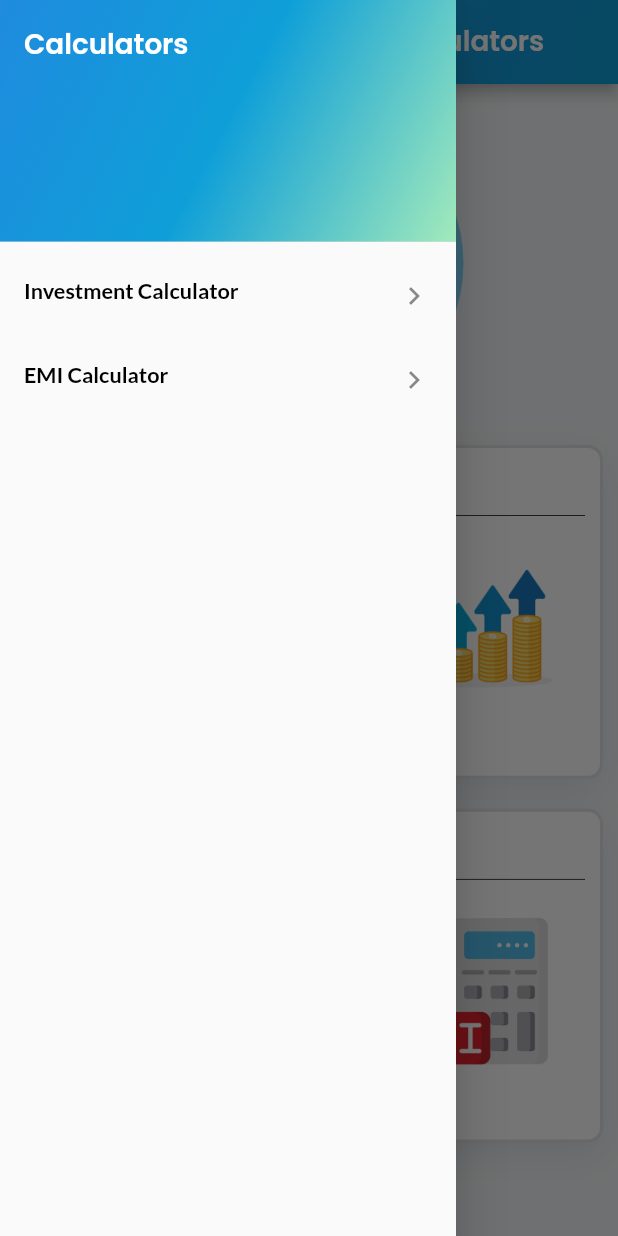
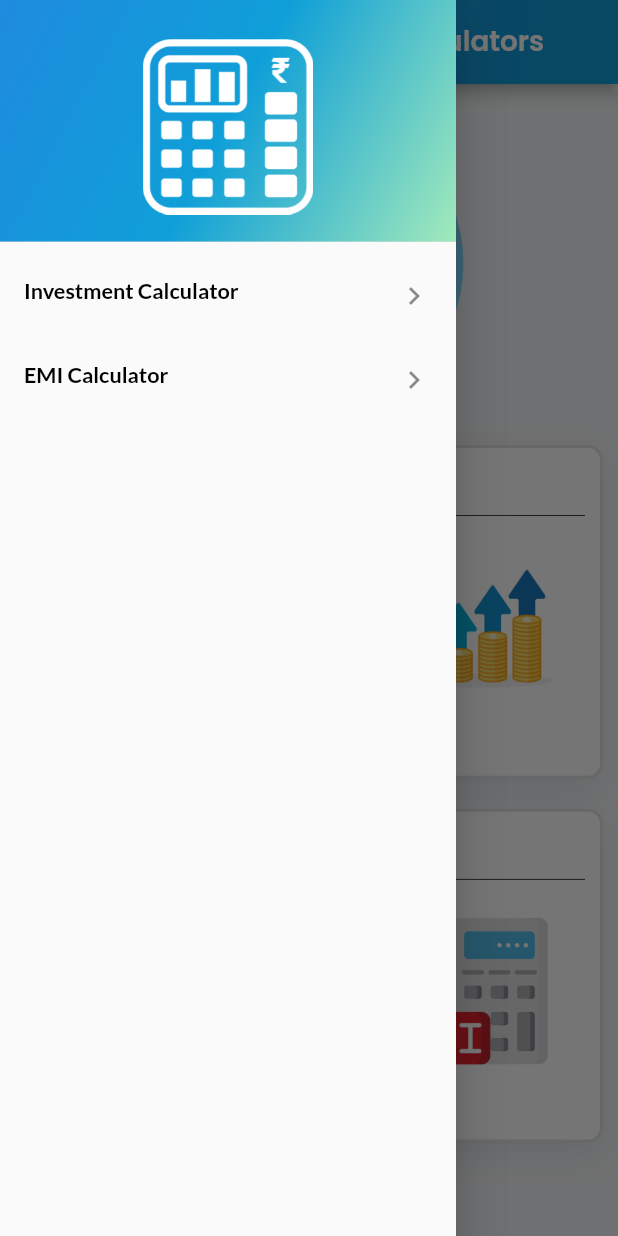
Before and after one commit to prenCodePad/FinCalculator, a Flutter app: the screen it shows after launch, with the side drawer open, on a phone screen of 412 x 824 dp. Run offline on Flutter 3.47's test engine with Material 2 defaults, Android fonts, the light colour scheme and no system bars; drawn by our look-alikes of carousel_slider; our stand-ins replace flutter_screenutil, get_it, google_fonts, jiffy, pie_chart, toggle_switch.

Commit message:
launch ready

```diff
--- a/lib/Screens/mainscreen.dart
+++ b/lib/Screens/mainscreen.dart
@@ -18,7 +18,12 @@ class MainScreen extends StatelessWidget {
           children: [
             DrawerHeader(
                 decoration: theme.drawerBarDecoration(),
-                child: Text("Calculators", style: theme.display24w600())),
+                child: Padding(
+                    padding: EdgeInsets.all(10),
+                    child: Center(
+                        child: Image(
+                      image: AssetImage('assets/images/Fin2.png'),
+                    )))),
             GestureDetector(
               onTap: () => Navigator.of(context)
                   .push(MaterialPageRoute(builder: (_) => InvestmentScreen())),
--- a/lib/Widgets/repaymentschedule.dart
+++ b/lib/Widgets/repaymentschedule.dart
@@ -86,7 +86,7 @@ class RepaymentSchedule extends StatelessWidget {
                           _textForreport(
                               "₹${formatter.format(emiSchedule[ind].interest.round())}"),
                           _textForreport(
-                              "₹${formatter.format(emiSchedule[ind].interest.round() + emiSchedule[ind].principal.round())}"),
+                              "₹${formatter.format(emiProvider.emi)}"),
                           _textForreport(
                               "₹${formatter.format(emiSchedule[ind].outstandingBalance.round())}")
                         ],
--- a/lib/main.dart
+++ b/lib/main.dart
@@ -15,7 +15,7 @@ class MyApp extends StatelessWidget {
   Widget build(BuildContext context) {
     return ScreenUtilInit(
         builder: () => MaterialApp(
-            title: 'FinCal',
+            title: 'FinoCal',
             theme: ThemeData(
               primarySwatch: Colors.blue,
             ),
```
Also changed, not shown: pubspec.yaml (+7 -0 lines), assets/images/Fin.png (added), assets/images/Fin2.png (added), pubspec.lock, 28 other files.
